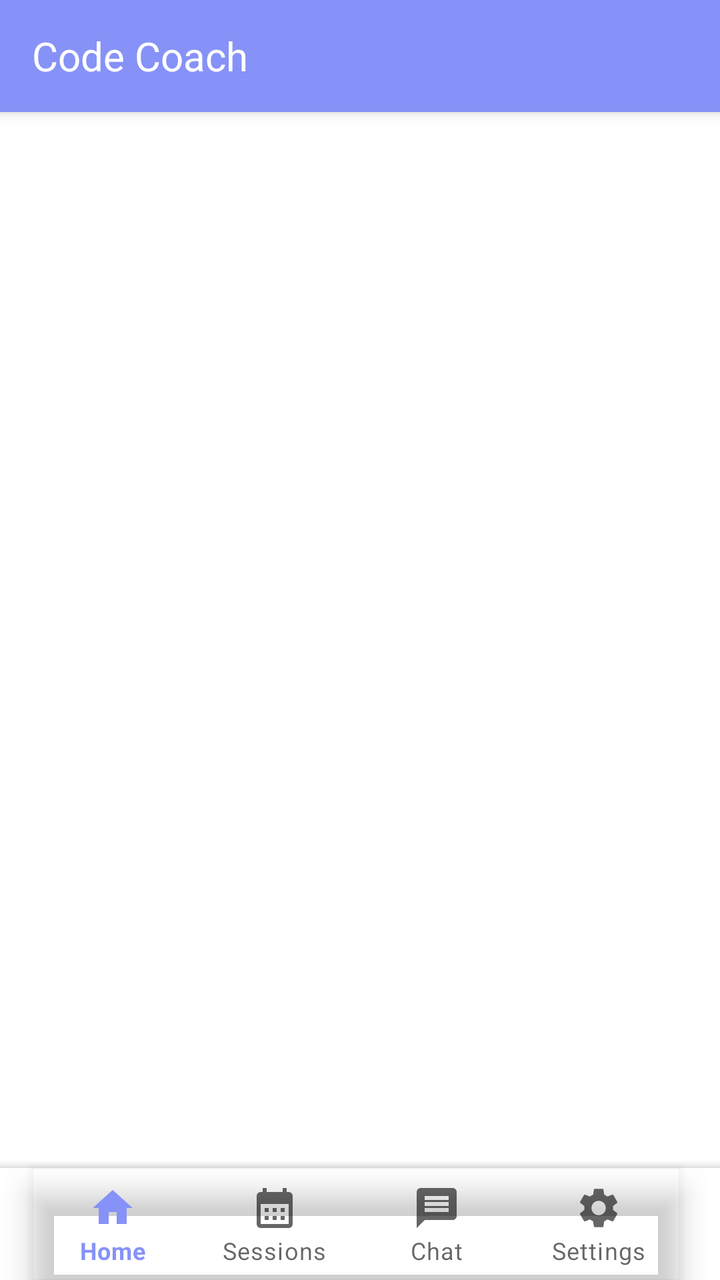
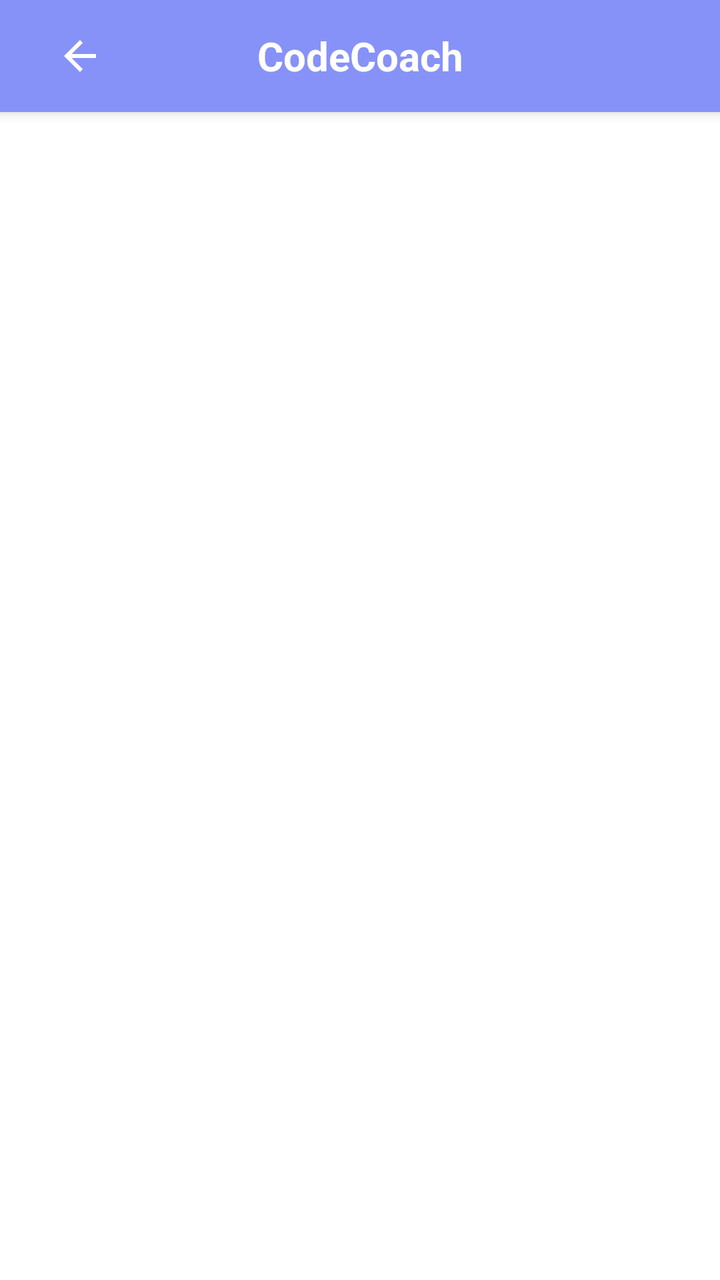

The first picture is an Android layout as it rendered before a commit; the second is the same layout after the commit. The layout source and the unified diff follow.
<!-- AndroidManifest.xml: application theme Theme.CC -->
<!-- res/layout/activity_module_list.xml -->
<?xml version="1.0" encoding="utf-8"?>
<androidx.coordinatorlayout.widget.CoordinatorLayout
    xmlns:android="http://schemas.android.com/apk/res/android"
    xmlns:app="http://schemas.android.com/apk/res-auto"
    xmlns:tools="http://schemas.android.com/tools"
    android:layout_width="match_parent"
    android:layout_height="match_parent"
    android:background="@color/white"
    tools:context=".ModuleList">

    
    <androidx.appcompat.widget.Toolbar
        android:id="@+id/topToolbar"
        android:layout_width="match_parent"
        android:layout_height="wrap_content"
        android:background="@color/lavender"
        app:contentInsetStartWithNavigation="0dp"
        android:elevation="4dp"
        android:theme="@style/ThemeOverlay.AppCompat.ActionBar"
        app:layout_scrollFlags="scroll|enterAlways">

        <TextView
            android:id="@+id/toolbarTitle"
            android:layout_width="wrap_content"
            android:layout_height="wrap_content"
            android:layout_gravity="center_vertical"
            android:text="Code Coach"
            android:textColor="@color/white"
            android:textSize="20sp"
            android:layout_marginStart="16dp"/>
    </androidx.appcompat.widget.Toolbar>

    
    <ListView
        android:id="@+id/moduleView"
        android:layout_width="match_parent"
        android:layout_height="wrap_content"
        android:layout_marginTop="?attr/actionBarSize"
        app:layout_behavior="@string/appbar_scrolling_view_behavior"/>

    
    <com.google.android.material.bottomappbar.BottomAppBar
        android:layout_width="match_parent"
        android:layout_height="wrap_content"
        android:id="@+id/bottomAppBar"
        android:layout_gravity="bottom"
        android:background="@color/white"
        app:fabCradleMargin="10dp"
        app:fabCradleRoundedCornerRadius="50dp"
        tools:ignore="BottomAppBar">

        <com.google.android.material.bottomnavigation.BottomNavigationView
            android:layout_width="wrap_content"
            android:layout_height="wrap_content"
            android:id="@+id/bottomNavigationView"
            android:layout_marginEnd="20dp"
            app:labelVisibilityMode="labeled"
            android:background="@android:color/transparent"
            app:menu="@menu/bottom_menu"/>
    </com.google.android.material.bottomappbar.BottomAppBar>

</androidx.coordinatorlayout.widget.CoordinatorLayout>
<!-- resources referenced by this layout -->
<resources>
  <color name="lavender">#8692f7</color>
  <color name="white">#FFFFFFFF</color>
  <style name="Theme.CC" parent="Base.Theme.CC" />
  <style name="Base.Theme.CC" parent="Theme.MaterialComponents.DayNight.NoActionBar">
          
          <item name="colorPrimary">@color/lavender</item>
          <item name="colorPrimaryVariant">@color/lavender</item>
          <item name="colorOnPrimary">@color/white</item>
          
          <item name="colorSecondary">@color/teal_200</item>
          <item name="colorSecondaryVariant">@color/teal_700</item>
          <item name="colorOnSecondary">@color/black</item>
          
          <item name="android:statusBarColor">?attr/colorPrimaryVariant</item>
          
          
      </style>
  <color name="teal_200">#FF03DAC5</color>
  <color name="teal_700">#FF018786</color>
  <color name="black">#FF000000</color>
</resources>

<!-- the commit's change to res/layout/activity_module_list.xml (unified diff, before → after) -->
@@ -10,24 +10,31 @@
 
     
     <androidx.appcompat.widget.Toolbar
-        android:id="@+id/topToolbar"
+        android:id="@+id/top_bar"
         android:layout_width="match_parent"
         android:layout_height="wrap_content"
-        android:background="@color/lavender"
-        app:contentInsetStartWithNavigation="0dp"
-        android:elevation="4dp"
-        android:theme="@style/ThemeOverlay.AppCompat.ActionBar"
-        app:layout_scrollFlags="scroll|enterAlways">
+        android:background="?attr/colorPrimary"
+        android:elevation="4dp">
+
+        <ImageButton
+            android:id="@+id/back_button"
+            android:layout_width="wrap_content"
+            android:layout_height="wrap_content"
+            android:src="@drawable/ic_back"
+            android:background="?attr/selectableItemBackgroundBorderless"
+            android:contentDescription="Back"
+            android:layout_gravity="start"
+            android:padding="12dp" />
 
         <TextView
-            android:id="@+id/toolbarTitle"
+            android:id="@+id/top_bar_title"
             android:layout_width="wrap_content"
             android:layout_height="wrap_content"
-            android:layout_gravity="center_vertical"
-            android:text="Code Coach"
-            android:textColor="@color/white"
+            android:layout_gravity="center"
+            android:text="CodeCoach"
+            android:textColor="@android:color/white"
             android:textSize="20sp"
-            android:layout_marginStart="16dp"/>
+            android:textStyle="bold" />
     </androidx.appcompat.widget.Toolbar>
 
     
@@ -38,25 +45,4 @@
         android:layout_marginTop="?attr/actionBarSize"
         app:layout_behavior="@string/appbar_scrolling_view_behavior"/>
 
-    
-    <com.google.android.material.bottomappbar.BottomAppBar
-        android:layout_width="match_parent"
-        android:layout_height="wrap_content"
-        android:id="@+id/bottomAppBar"
-        android:layout_gravity="bottom"
-        android:background="@color/white"
-        app:fabCradleMargin="10dp"
-        app:fabCradleRoundedCornerRadius="50dp"
-        tools:ignore="BottomAppBar">
-
-        <com.google.android.material.bottomnavigation.BottomNavigationView
-            android:layout_width="wrap_content"
-            android:layout_height="wrap_content"
-            android:id="@+id/bottomNavigationView"
-            android:layout_marginEnd="20dp"
-            app:labelVisibilityMode="labeled"
-            android:background="@android:color/transparent"
-            app:menu="@menu/bottom_menu"/>
-    </com.google.android.material.bottomappbar.BottomAppBar>
-
 </androidx.coordinatorlayout.widget.CoordinatorLayout>
<!-- resource entries referenced after the edit -->
@@ -2,6 +2,12 @@
 <resources>
   <color name="lavender">#8692f7</color>
   <color name="white">#FFFFFFFF</color>
+  <!-- drawable ic_back (drawable) -->
+  <vector xmlns:android="http://schemas.android.com/apk/res/android" android:autoMirrored="true" android:height="24dp" android:tint="#FFFFFF" android:viewportHeight="24" android:viewportWidth="24" android:width="24dp">
+        
+      <path android:fillColor="@android:color/white" android:pathData="M20,11H7.83l5.59,-5.59L12,4l-8,8 8,8 1.41,-1.41L7.83,13H20v-2z"/>
+      
+  </vector>
   <style name="Theme.CC" parent="Base.Theme.CC" />
   <style name="Base.Theme.CC" parent="Theme.MaterialComponents.DayNight.NoActionBar">
           
